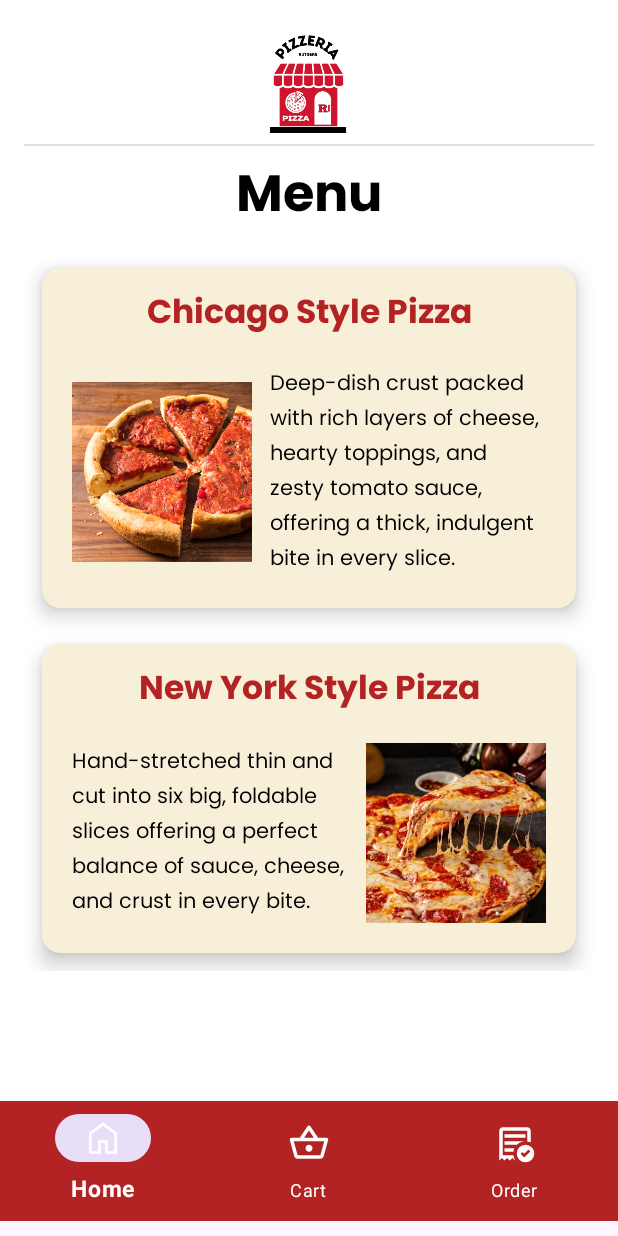
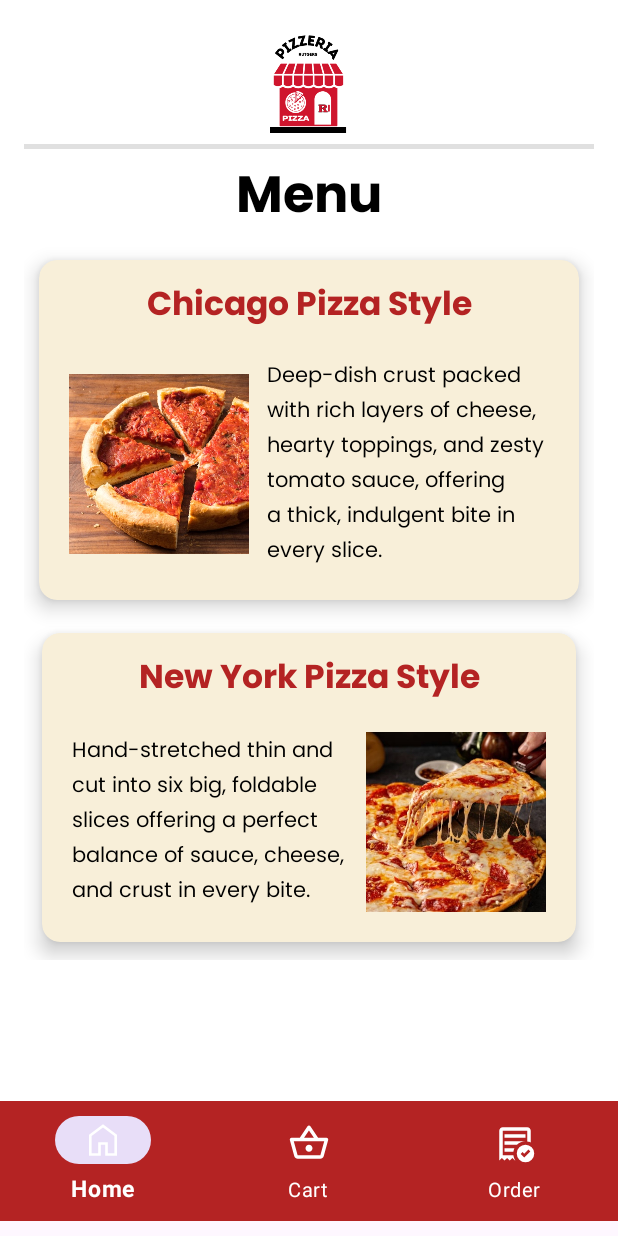
Before and after one commit to skhann7201/PizzaOrderApp, an Android app: the screen it shows after launch (MainActivity), on a phone screen of 412 x 824 dp. Run offline under Robolectric (Android 15) with nearby library versions, the phone set to English and light mode, and no system bars.

Commit message:
main update

```diff
--- a/app/src/main/res/layout/activity_main.xml
+++ b/app/src/main/res/layout/activity_main.xml
@@ -34,37 +34,41 @@
                 android:gravity="center">
 
                 <ImageView
-                    android:id="@+id/imageView2"
+                    android:id="@+id/imgv_logo"
                     android:layout_width="127dp"
                     android:layout_height="80dp"
                     android:layout_gravity="center"
                     android:scaleType="centerInside"
-                    app:srcCompat="@drawable/pizzeria_logo" />
+                    app:srcCompat="@drawable/pizzeria_logo"
+                    android:contentDescription="@null"/>
             </FrameLayout>
 
             <View
                 android:id="@+id/divider"
                 android:layout_width="match_parent"
-                android:layout_height="1dp"
+                android:layout_height="3dp"
                 android:background="?android:attr/listDivider" />
 
             <TextView
-                android:id="@+id/textView2"
+                android:id="@+id/tv_main_header"
                 android:layout_width="match_parent"
                 android:layout_height="wrap_content"
-                android:layout_marginTop="5dp"
-                android:layout_marginBottom="5dp"
+                android:layout_marginTop="4dp"
+                android:layout_marginBottom="1dp"
                 android:fontFamily="@font/poppins_bold"
                 android:gravity="center"
-                android:text="Menu"
+                android:text="@string/main_menu_header"
                 android:textColor="#000000"
-                android:textSize="34sp" />
+                android:textSize="34sp"
+                app:layout_constraintEnd_toEndOf="parent"
+                app:layout_constraintStart_toStartOf="parent"
+                tools:ignore="TextSizeCheck" />
 
             <androidx.cardview.widget.CardView
                 android:id="@+id/cardview_chicagoPizza"
                 android:layout_width="match_parent"
                 android:layout_height="wrap_content"
-                android:layout_margin="12dp"
+                android:layout_margin="10dp"
                 app:cardBackgroundColor="@color/primary_beige"
                 app:cardCornerRadius="12dp"
                 app:cardElevation="8dp">
@@ -77,13 +81,13 @@
 
                     <!-- Title Section -->
                     <TextView
-                        android:id="@+id/textView3"
+                        android:id="@+id/tv_chicago_header"
                         android:layout_width="match_parent"
                         android:layout_height="wrap_content"
                         android:layout_marginBottom="8dp"
                         android:fontFamily="@font/poppins_bold"
                         android:gravity="center"
-                        android:text="Chicago Style Pizza"
+                        android:text="@string/main_chicago_header"
                         android:textColor="@color/primary_red"
                         android:textSize="22sp" />
 
@@ -98,23 +102,25 @@
 
                         <!-- Image Section -->
                         <ImageView
-                            android:id="@+id/imageView4"
+                            android:id="@+id/imgv_chicago_pizza"
                             android:layout_width="120dp"
                             android:layout_height="120dp"
                             android:layout_marginEnd="12dp"
                             android:background="@drawable/rounded_frame"
+                            android:contentDescription="@null"
                             android:scaleType="centerCrop"
                             app:srcCompat="@drawable/chicago_style_bt" />
 
                         <!-- Description Section -->
                         <TextView
-                            android:id="@+id/textView6"
+                            android:id="@+id/tv_chicago_description"
                             android:layout_width="0dp"
                             android:layout_height="wrap_content"
                             android:layout_weight="1"
                             android:fontFamily="@font/poppins"
+                            android:maxWidth="600dp"
                             android:lineSpacingExtra="4dp"
-                            android:text="Deep-dish crust packed with rich layers of cheese, hearty toppings, and zesty tomato sauce, offering a thick, indulgent bite in every slice."
+                            android:text="@string/main_chicago_description"
                             android:textColor="@android:color/black"
                             android:textSize="14sp" />
                     </LinearLayout>
@@ -138,13 +144,13 @@
 
                     <!-- Title Section -->
                     <TextView
-                        android:id="@+id/textView4"
+                        android:id="@+id/tv_ny_header"
                         android:layout_width="match_parent"
                         android:layout_height="wrap_content"
                         android:layout_marginBottom="8dp"
                         android:fontFamily="@font/poppins_bold"
                         android:gravity="center"
-                        android:text="New York Style Pizza"
+                        android:text="@string/main_ny_header"
                         android:textColor="@color/primary_red"
                         android:textSize="22sp" />
 
@@ -158,23 +164,25 @@
 
                         <!-- Description Section -->
                         <TextView
-                            android:id="@+id/textView5"
+                            android:id="@+id/tv_ny_description"
                             android:layout_width="0dp"
                             android:layout_height="wrap_content"
                             android:layout_marginEnd="12dp"
                             android:layout_weight="1"
                             android:fontFamily="@font/poppins"
                             android:lineSpacingExtra="4dp"
-                            android:text="Hand-stretched thin and cut into six big, foldable slices offering a perfect balance of sauce, cheese, and crust in every bite."
+                            android:maxWidth="600dp"
+                            android:text="@string/main_ny_description"
                             android:textColor="@android:color/black"
                             android:textSize="14sp" />
 
                         <!-- Image Section -->
                         <ImageView
-                            android:id="@+id/imageView5"
+                            android:id="@+id/imgv_ny_pizza"
                             android:layout_width="120dp"
                             android:layout_height="120dp"
                             android:background="@drawable/rounded_frame"
+                            android:contentDescription="@null"
                             android:scaleType="centerCrop"
                             app:srcCompat="@drawable/ny_style_bt" />
                     </LinearLayout>
@@ -189,6 +197,7 @@
         android:layout_height="wrap_content"
         android:layout_gravity="bottom"
         android:background="#b42323"
+        android:visibility="visible"
         android:fitsSystemWindows="true"
         app:itemIconSize="28dp"
         app:itemIconTint="@color/white"
--- a/app/src/main/res/menu/bottom_navigation_menu.xml
+++ b/app/src/main/res/menu/bottom_navigation_menu.xml
@@ -1,6 +1,5 @@
 <?xml version="1.0" encoding="utf-8"?>
 <menu xmlns:android="http://schemas.android.com/apk/res/android"
-    xmlns:app="http://schemas.android.com/apk/res-auto"
     android:gravity="center_vertical">
     <item
         android:id="@+id/nav_home"
--- a/app/src/main/res/values/strings.xml
+++ b/app/src/main/res/values/strings.xml
@@ -2,6 +2,12 @@
     <string name="app_name">RUPizzeria</string>
     <string name="photo_for_splashing_screen">Photo for splashing screen</string>
     <string name="splashing_screen_string">Let\'s crust !</string>
+    <string name="main_menu_header">Menu</string>
+    <string name="main_chicago_header">Chicago Pizza Style</string>
+    <string name="main_chicago_description">Deep-dish crust packed with rich layers of cheese, hearty toppings, and zesty tomato sauce, offering a thick, indulgent bite in every slice.</string>
+    <string name="main_ny_header">New York Pizza Style</string>
+    <string name="main_ny_description">Hand-stretched thin and cut into six big, foldable slices offering a perfect balance of sauce, cheese, and crust in every bite.</string>
+
     <string name="nav_home">Home</string>
     <string name="nav_cart">Cart</string>
     <string name="nav_order">Order</string>
--- a/app/src/main/res/values/styles.xml
+++ b/app/src/main/res/values/styles.xml
@@ -8,7 +8,7 @@
 
     <!-- Inactive Text Appearance for Bottom Navigation -->
     <style name="TextAppearance.BottomNavigation.Inactive" parent="TextAppearance.MaterialComponents.Caption">
-        <item name="android:textSize">12sp</item>
+        <item name="android:textSize">13sp</item>
         <item name="android:textColor">@color/white</item> <!-- Inactive text color -->
     </style>
 </resources>
```
Also changed, not shown: app/src/main/java/com/example/rupizzeria/MainActivity.java (+7 -0 lines).
